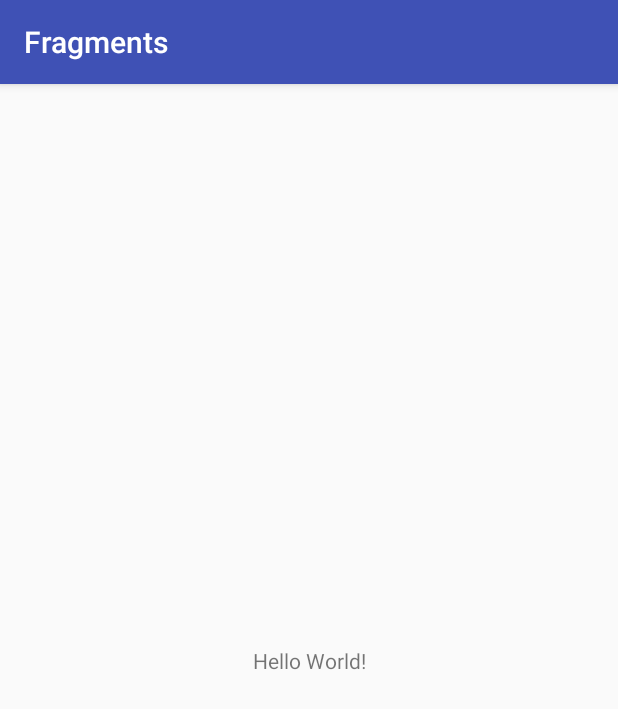
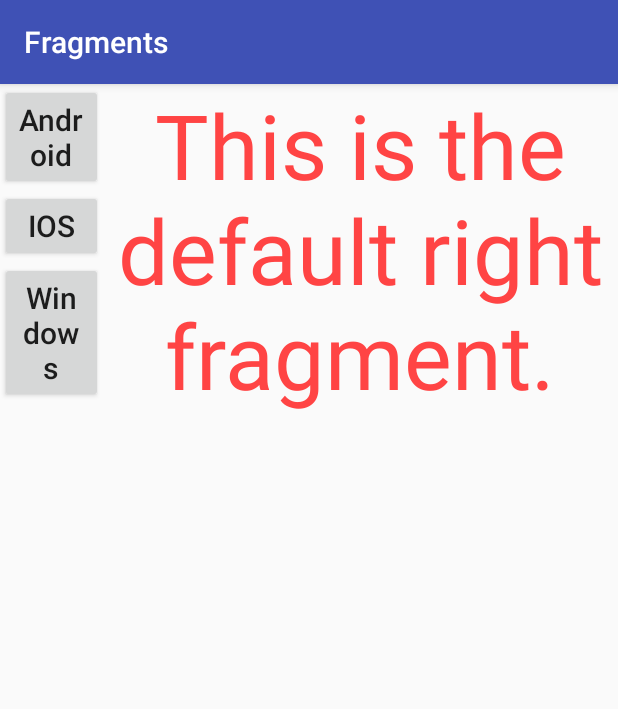
Before and after one commit to wilsonrc/Fragments-and-Recycler-View, an Android app: the screen it shows after launch (MainActivity), on a phone screen of 412 x 824 dp. Shown: the top 709 px of the screen. Run offline under Robolectric (Android 15) with nearby library versions, the phone set to English and light mode, and no system bars.

Commit message:
Add Multiple Fragment to main activity

```diff
--- /dev/null
+++ b/app/src/main/java/com/wilsonrc/fragments/FragmentLeft.java
@@ -0,0 +1,78 @@
+package com.wilsonrc.fragments;
+
+import android.app.AlertDialog;
+import android.os.Bundle;
+import android.support.annotation.Nullable;
+import android.support.v4.app.Fragment;
+import android.support.v4.app.FragmentActivity;
+import android.support.v4.app.FragmentManager;
+import android.view.LayoutInflater;
+import android.view.View;
+import android.view.ViewGroup;
+import android.widget.Button;
+import android.widget.TextView;
+import android.widget.Toast;
+
+/**
+ * Created by W on 9/6/2018.
+ */
+
+public class FragmentLeft extends Fragment {
+
+    // This method will be invoked when the Fragment view object is created.
+    @Nullable
+    @Override
+    public View onCreateView(LayoutInflater inflater, @Nullable ViewGroup container, @Nullable Bundle savedInstanceState) {
+        View retView = inflater.inflate(R.layout.fragment_left, container);
+
+        // Get Fragment belonged Activity
+        final FragmentActivity fragmentBelongActivity = getActivity();
+
+        if(retView!=null)
+        {
+            // Click this button will show the text in right fragment.
+            Button androidButton = (Button)retView.findViewById(R.id.fragmentLeftButtonAndroid);
+            androidButton.setOnClickListener(new View.OnClickListener() {
+                @Override
+                public void onClick(View view) {
+
+                    // Do not use fragmentBelongActivity.getFragmentManager() method which is not compatible with older android os version. .
+                    FragmentManager fragmentManager = fragmentBelongActivity.getSupportFragmentManager();
+
+                    // Get right Fragment object.
+                    Fragment rightFragment = fragmentManager.findFragmentById(R.id.fragmentRight);
+
+                    // Get the TextView object in right Fragment.
+                    final TextView rightFragmentTextView = (TextView)rightFragment.getView().findViewById(R.id.fragmentRightTextView);
+
+                    // Set text in right Fragment TextView.
+                    rightFragmentTextView.setText("You click Android button.");
+                }
+            });
+
+
+            // Click this button will show a Toast popup.
+            Button iosButton = (Button)retView.findViewById(R.id.fragmentLeftButtonIos);
+            iosButton.setOnClickListener(new View.OnClickListener() {
+                @Override
+                public void onClick(View view) {
+                    Toast.makeText(fragmentBelongActivity, "You click IOS button.", Toast.LENGTH_SHORT).show();
+                }
+            });
+
+
+            // Click this button will show an alert dialog.
+            Button windowsButton = (Button)retView.findViewById(R.id.fragmentLeftButtonWindows);
+            windowsButton.setOnClickListener(new View.OnClickListener() {
+                @Override
+                public void onClick(View view) {
+                    AlertDialog alertDialog = new AlertDialog.Builder(fragmentBelongActivity).create();
+                    alertDialog.setMessage("You click Windows button.");
+                    alertDialog.show();
+                }
+            });
+        }
+
+        return retView;
+    }
+}
--- /dev/null
+++ b/app/src/main/java/com/wilsonrc/fragments/FragmentRight.java
@@ -0,0 +1,29 @@
+package com.wilsonrc.fragments;
+
+import android.os.Bundle;
+import android.support.annotation.Nullable;
+import android.support.v4.app.Fragment;
+import android.view.LayoutInflater;
+import android.view.View;
+import android.view.ViewGroup;
+import android.widget.TextView;
+
+/**
+ * Created by W on 9/6/2018.
+ */
+
+public class FragmentRight extends Fragment {
+
+    // This method will be invoked when the Fragment view object is created.
+    @Nullable
+    @Override
+    public View onCreateView(LayoutInflater inflater, @Nullable ViewGroup container, @Nullable Bundle savedInstanceState) {
+        View retView = inflater.inflate(R.layout.fragment_right, container);
+
+        if(retView!=null) {
+            TextView fragmentRightTextView = (TextView)retView.findViewById(R.id.fragmentRightTextView);
+            fragmentRightTextView.setText("This is the default right fragment.");
+        }
+        return retView;
+    }
+}
--- a/app/src/main/res/layout/activity_main.xml
+++ b/app/src/main/res/layout/activity_main.xml
@@ -1,18 +1,24 @@
 <?xml version="1.0" encoding="utf-8"?>
-<android.support.constraint.ConstraintLayout xmlns:android="http://schemas.android.com/apk/res/android"
+<LinearLayout xmlns:android="http://schemas.android.com/apk/res/android"
     xmlns:app="http://schemas.android.com/apk/res-auto"
     xmlns:tools="http://schemas.android.com/tools"
     android:layout_width="match_parent"
     android:layout_height="match_parent"
+    android:orientation="horizontal"
     tools:context="com.wilsonrc.fragments.MainActivity">
 
-    <TextView
-        android:layout_width="wrap_content"
-        android:layout_height="wrap_content"
-        android:text="Hello World!"
-        app:layout_constraintBottom_toBottomOf="parent"
-        app:layout_constraintLeft_toLeftOf="parent"
-        app:layout_constraintRight_toRightOf="parent"
-        app:layout_constraintTop_toTopOf="parent" />
+    <fragment
+        android:id="@+id/fragmentLeft"
+        android:layout_width="0dp"
+        android:layout_height="match_parent"
+        android:layout_weight="1"
+        android:name="com.wilsonrc.fragments.FragmentLeft"/>
 
-</android.support.constraint.ConstraintLayout>
+    <fragment
+        android:id="@+id/fragmentRight"
+        android:layout_width="0dp"
+        android:layout_height="match_parent"
+        android:layout_weight="5"
+        android:name="com.wilsonrc.fragments.FragmentRight"/>
+
+</LinearLayout>
--- /dev/null
+++ b/app/src/main/res/layout/fragment_left.xml
@@ -0,0 +1,30 @@
+<?xml version="1.0" encoding="utf-8"?>
+<LinearLayout xmlns:android="http://schemas.android.com/apk/res/android"
+    android:layout_width="match_parent"
+    android:layout_height="wrap_content"
+    android:orientation="vertical">
+
+    <Button
+        android:id="@+id/fragmentLeftButtonAndroid"
+        android:layout_width="match_parent"
+        android:layout_height="wrap_content"
+        android:text="Android"
+        android:textSize="20dp"
+        android:textAllCaps="false"/>
+
+    <Button
+        android:id="@+id/fragmentLeftButtonIos"
+        android:layout_width="match_parent"
+        android:layout_height="wrap_content"
+        android:text="IOS"
+        android:textSize="20dp"
+        android:textAllCaps="false"/>
+
+    <Button
+        android:id="@+id/fragmentLeftButtonWindows"
+        android:layout_width="match_parent"
+        android:layout_height="wrap_content"
+        android:text="Windows"
+        android:textSize="20dp"
+        android:textAllCaps="false"/>
+</LinearLayout>
--- /dev/null
+++ b/app/src/main/res/layout/fragment_right.xml
@@ -0,0 +1,15 @@
+<?xml version="1.0" encoding="utf-8"?>
+<LinearLayout xmlns:android="http://schemas.android.com/apk/res/android"
+    android:layout_width="wrap_content"
+    android:layout_height="wrap_content"
+    android:orientation="vertical">
+
+    <TextView
+        android:text="Example"
+        android:id="@+id/fragmentRightTextView"
+        android:layout_width="match_parent"
+        android:layout_height="wrap_content"
+        android:textSize="60dp"
+        android:textColor="@android:color/holo_red_light"
+        android:gravity="center"/>
+</LinearLayout>
```
